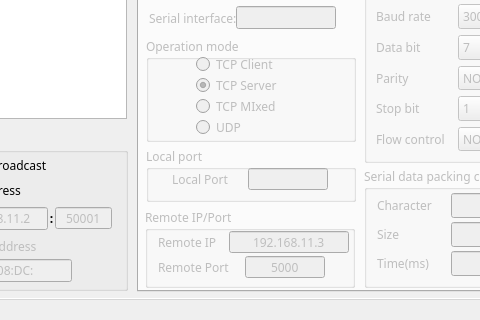
The window that gui/wizconfig_gui.ui (Wiznet/WIZnet-S2E-Tool-GUI) describes before a commit, drawn with Qt 5; both pictures show x 103 to 583 and y 400 to 720 of the 900 by 720 pixel window.
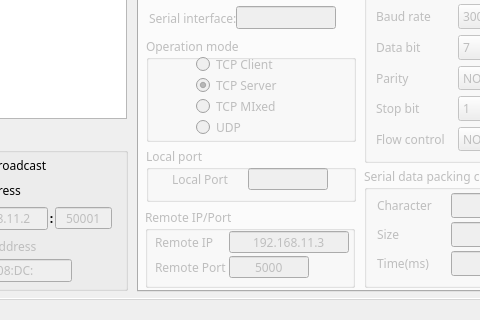
The same window after the commit. Icons and pictures are not drawn.

Commit message: bug fix * display device information correctly * modify dialog about firmware upload

```diff
--- a/gui/wizconfig_gui.ui
+++ b/gui/wizconfig_gui.ui
@@ -970,7 +970,7 @@
       <widget class="QLabel" name="label_140">
        <property name="geometry">
         <rect>
-         <x>13</x>
+         <x>10</x>
          <y>23</y>
          <width>65</width>
          <height>22</height>
@@ -1000,7 +1000,7 @@
       <widget class="QLabel" name="label_141">
        <property name="geometry">
         <rect>
-         <x>13</x>
+         <x>10</x>
          <y>48</y>
          <width>80</width>
          <height>22</height>
@@ -1030,7 +1030,7 @@
       <widget class="QLineEdit" name="ch1_remoteport">
        <property name="geometry">
         <rect>
-         <x>100</x>
+         <x>84</x>
          <y>48</y>
          <width>80</width>
          <height>22</height>
```
Left out of the diff: 16 changed lines with no effect on the pictures. The commit also changes 1 other file.
